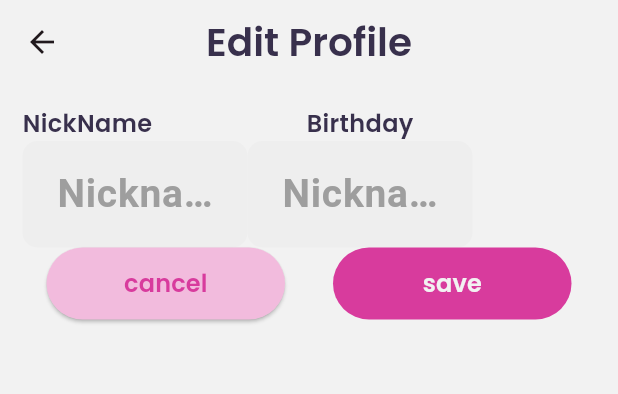
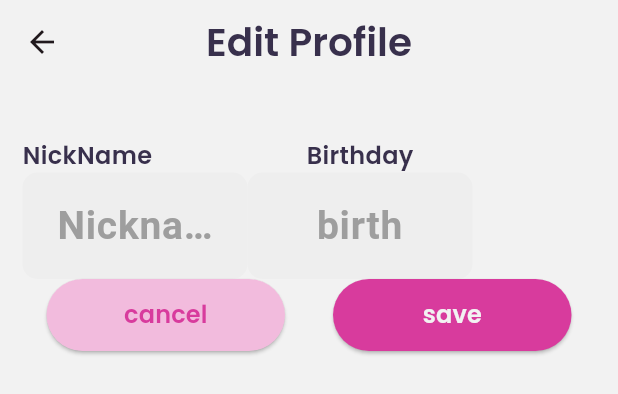
Before and after one commit to majdideveloper/pisiit, a Flutter app: the InfoUserWidget widget shown alone on an empty page, opened directly with empty values, after a tap on "Edit Profile", on a phone screen of 412 x 824 dp. Shown: the top 394 px of the screen. Run offline on Flutter 3.47's test engine with Material 3 defaults, Android fonts, the phone set to English and light mode, and no system bars; our stand-ins replace badges, cached_network_image, cloud_firestore, country_picker, email_validator, firebase_auth and 7 more; missing offline and left inert: mailer, otp; accounts and stored records are empty.

Commit message:
edit funcion

```diff
--- a/lib/features/home/controller/home_controller.dart
+++ b/lib/features/home/controller/home_controller.dart
@@ -49,7 +49,11 @@ class HomeController {
     return homeRepository.numberRequest();
   }
 
+
   // Stream<List<RequestModel>> getAllRequest() {
   //   return homeRepository.getAllRequest();
   // }
+  Future<void> updateUser(String userid ,String name) async {
+    homeRepository.updateUser(userid, name);
+  }
 }
--- a/lib/features/home/screen/my_profile/edit_profile.dart
+++ b/lib/features/home/screen/my_profile/edit_profile.dart
@@ -1,21 +1,39 @@
 import "package:flutter/material.dart";
+import "package:flutter_riverpod/flutter_riverpod.dart";
+import "package:pisiit/features/home/controller/home_controller.dart";
+import "package:pisiit/models/user_model.dart";
 import "package:pisiit/utils/colors.dart";
 import "package:pisiit/utils/helper_textstyle.dart";
 import "package:pisiit/widgets/custom_button.dart";
 import 'package:pisiit/features/auth/widgets/customtext_field.dart';
-class EditProfile extends StatefulWidget {
+class EditProfile extends ConsumerStatefulWidget {
   static const routeName = '/edit-profile';
-  const EditProfile({super.key});
+  final String userid;
+  const EditProfile({super.key, required this.userid});
+
 
   @override
-  State<EditProfile> createState() => _EditProfileState();
+  ConsumerState<EditProfile> createState() => _EditProfileState();
+
 
 
 }
 
-class _EditProfileState extends State<EditProfile> {
+class _EditProfileState extends ConsumerState<EditProfile> {
 
   final NicknameController= TextEditingController();
+  final birthController= TextEditingController();
+
+  void editInformationProfile (){
+     String name = NicknameController.text.trim();
+     ref.read(homeControllerProvider).updateUser(
+      widget.userid,
+      name
+     );
+     print("update username");
+
+
+  }
   @override
   Widget build(BuildContext context) {
     return Scaffold(
@@ -40,7 +58,7 @@ class _EditProfileState extends State<EditProfile> {
             padding: const EdgeInsets.all(15),
             child: Column(children: [
               //!pic
-
+              Text(widget.userid),
               //! nickname + birthday
               Row(
                 children: [
@@ -64,8 +82,8 @@ class _EditProfileState extends State<EditProfile> {
                       SizedBox(
                         width: 150,
                         child: CustomTextField(
-                                hintText: 'Nickname',
-                                controller: NicknameController,
+                                hintText: 'birth',
+                                controller: birthController,
                                 ),
                       ),
                     ],
@@ -93,8 +111,11 @@ class _EditProfileState extends State<EditProfile> {
                     },
                   )),
                   Expanded(
-                      child: CustomButton(
-                          colorText: whiteColor, textButton: "save")),
+                  child: CustomButton(
+                  colorText: whiteColor, textButton: "save",
+                  onPressed: editInformationProfile,
+
+                  )),
                 ],
               ))
             ]),
--- a/lib/features/home/screen/my_profile/profile_screen.dart
+++ b/lib/features/home/screen/my_profile/profile_screen.dart
@@ -56,6 +56,7 @@ class ProfileScreen extends StatelessWidget {
                 ),
                 smallPaddingVert,
                 InfoUserWidget(
+                  userid: userModel.uid,
                   name: userModel.name,
                   age: userModel.age,
                   gender: userModel.gender,
--- a/lib/features/home/screen/user_profile/user_profile.dart
+++ b/lib/features/home/screen/user_profile/user_profile.dart
@@ -56,6 +56,7 @@ class UserProfile extends StatelessWidget {
               ),
               smallPaddingVert,
               InfoUserWidget(
+                userid: userModel.uid,
                 name: userModel.name,
                 age: userModel.age,
                 gender: userModel.gender,
--- a/lib/features/home/screen/widgets/info_user_profile.dart
+++ b/lib/features/home/screen/widgets/info_user_profile.dart
@@ -5,6 +5,7 @@ import 'package:pisiit/utils/helper_padding.dart';
 import 'package:pisiit/utils/helper_textstyle.dart';
 
 class InfoUserWidget extends ConsumerWidget {
+  final String userid;
   final String name;
   final String age;
   final String gender;
@@ -16,6 +17,7 @@ class InfoUserWidget extends ConsumerWidget {
     required this.gender,
     required this.jobTitle,
     required this.country,
+    required this.userid
   });
 
   @override
@@ -38,7 +40,9 @@ class InfoUserWidget extends ConsumerWidget {
         Center(
             child: TextButton(
           onPressed: () {
-           Navigator.pushNamed(context, EditProfile.routeName);
+           Navigator.pushNamed(context, EditProfile.routeName, arguments: {
+            'userid': userid
+           });
           },
           child: Text(
             "Edit Profile",
--- a/lib/router.dart
+++ b/lib/router.dart
@@ -68,8 +68,12 @@ Route<dynamic> generateRoute(RouteSettings settings) {
         ),
       );
 case  EditProfile.routeName:
+
+final arguments = settings.arguments as Map<String, dynamic>;
 return MaterialPageRoute(
- builder: (context) => EditProfile()
+ builder: (context) => EditProfile(
+ userid: arguments['userid'] as String,
+ )
  );
     default:
       return MaterialPageRoute(
```
Also changed, not shown: lib/features/home/repository/home_repository.dart (+24 -13 lines).
